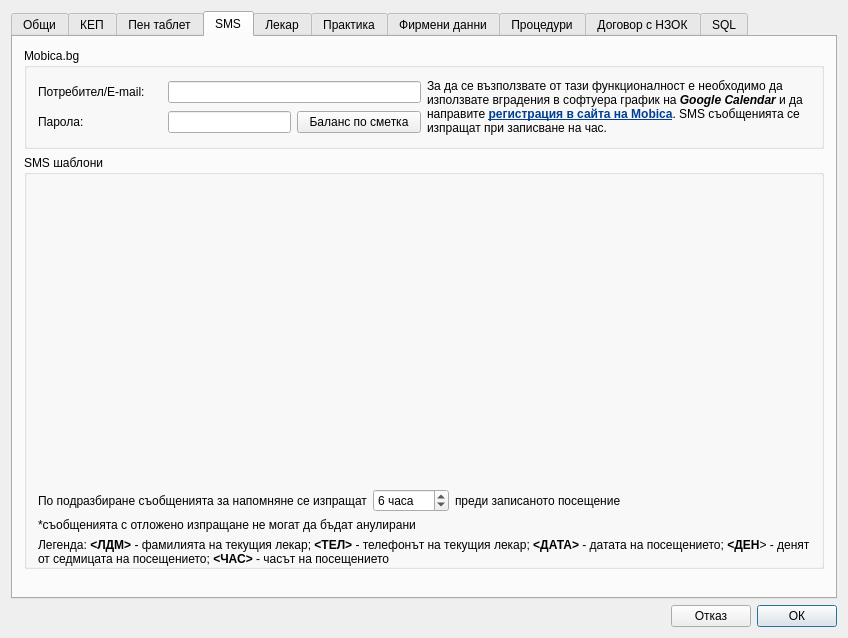
Old version of the form src/View/Widgets/SettingsDialog.ui in the repository thefinalcutbg/DinoDent.
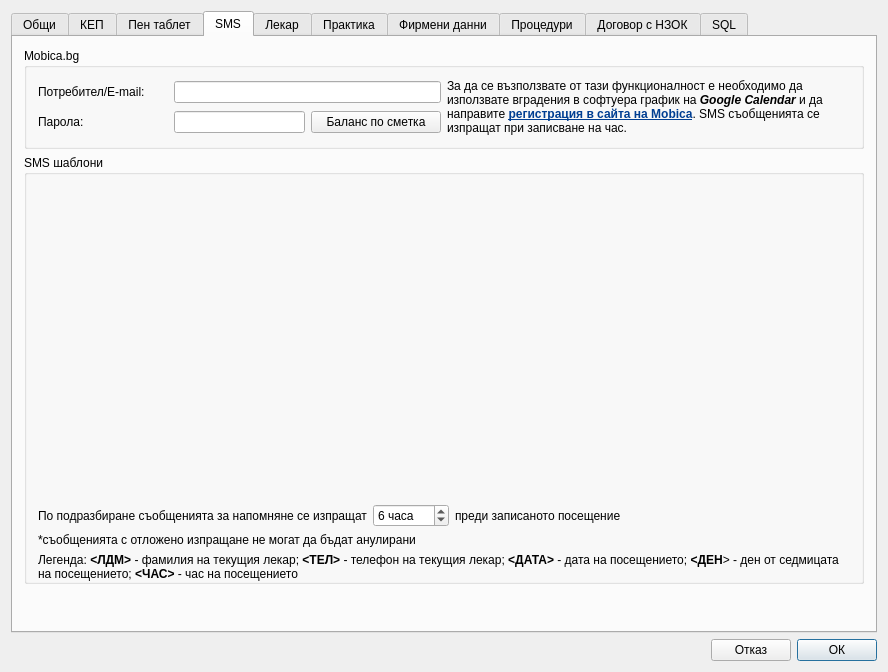
New version of the form. Custom widgets are drawn as their Qt base class.

```diff
--- a/src/View/Widgets/SettingsDialog.ui
+++ b/src/View/Widgets/SettingsDialog.ui
@@ -6,8 +6,8 @@
    <rect>
     <x>0</x>
     <y>0</y>
-    <width>848</width>
-    <height>638</height>
+    <width>888</width>
+    <height>672</height>
    </rect>
   </property>
   <property name="minimumSize">
@@ -631,7 +631,7 @@
             <property name="minimumSize">
              <size>
               <width>0</width>
-              <height>95</height>
+              <height>100</height>
              </size>
             </property>
            </widget>
@@ -647,7 +647,7 @@
             <property name="minimumSize">
              <size>
               <width>0</width>
-              <height>95</height>
+              <height>100</height>
              </size>
             </property>
            </widget>
@@ -663,7 +663,7 @@
             <property name="minimumSize">
              <size>
               <width>0</width>
-              <height>95</height>
+              <height>100</height>
              </size>
             </property>
            </widget>
@@ -725,7 +725,7 @@
           <item>
            <widget class="QLabel" name="label_39">
             <property name="text">
-             <string>&lt;html&gt;&lt;head/&gt;&lt;body&gt;&lt;p&gt;Легенда: &lt;span style=&quot; font-weight:700;&quot;&gt;&amp;lt;ЛДМ&amp;gt;&lt;/span&gt; - фамилията на текущия лекар; &lt;span style=&quot; font-weight:700;&quot;&gt;&amp;lt;ТЕЛ&amp;gt; &lt;/span&gt;- телефонът на текущия лекар; &lt;span style=&quot; font-weight:700;&quot;&gt;&amp;lt;ДАТА&amp;gt;&lt;/span&gt; - датата на посещението; &lt;span style=&quot; font-weight:700;&quot;&gt;&amp;lt;ДЕН&lt;/span&gt;&amp;gt; - денят от седмицата на посещението; &lt;span style=&quot; font-weight:700;&quot;&gt;&amp;lt;ЧАС&amp;gt;&lt;/span&gt; - часът на посещението&lt;/p&gt;&lt;/body&gt;&lt;/html&gt;</string>
+             <string>&lt;html&gt;&lt;head/&gt;&lt;body&gt;&lt;p&gt;Легенда: &lt;span style=&quot; font-weight:700;&quot;&gt;&amp;lt;ЛДМ&amp;gt;&lt;/span&gt; - фамилия на текущия лекар; &lt;span style=&quot; font-weight:700;&quot;&gt;&amp;lt;ТЕЛ&amp;gt; &lt;/span&gt;- телефон на текущия лекар; &lt;span style=&quot; font-weight:700;&quot;&gt;&amp;lt;ДАТА&amp;gt;&lt;/span&gt; - дата на посещението; &lt;span style=&quot; font-weight:700;&quot;&gt;&amp;lt;ДЕН&lt;/span&gt;&amp;gt; - ден от седмицата на посещението; &lt;span style=&quot; font-weight:700;&quot;&gt;&amp;lt;ЧАС&amp;gt;&lt;/span&gt; - час на посещението&lt;/p&gt;&lt;/body&gt;&lt;/html&gt;</string>
             </property>
             <property name="wordWrap">
              <bool>true</bool>
```
